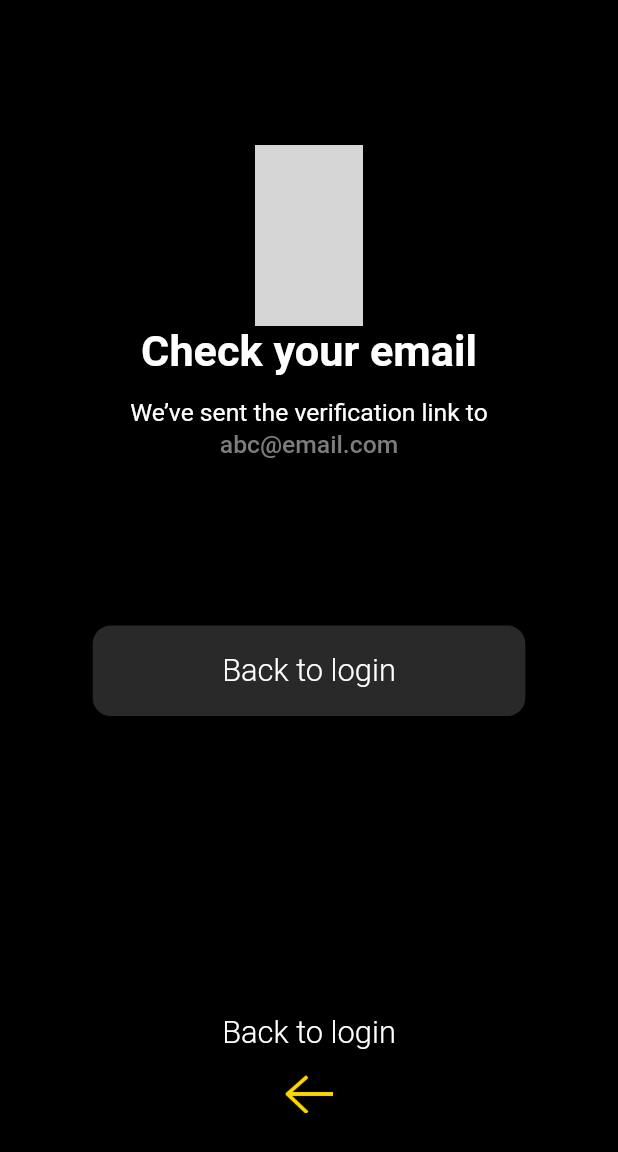
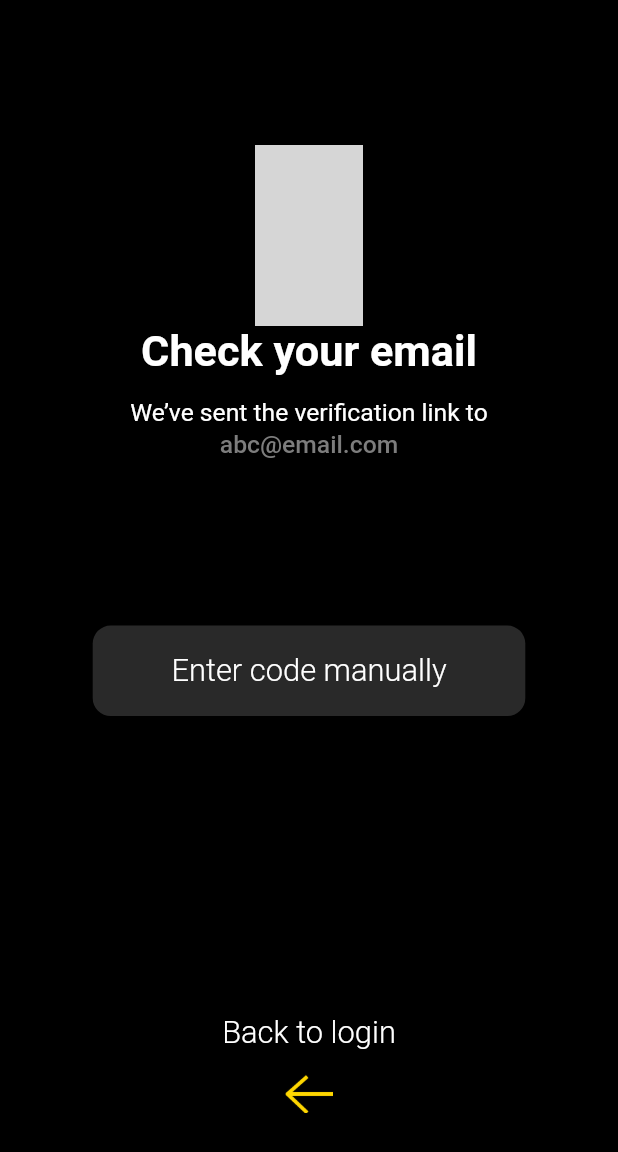
Before and after one commit to zolovio/makeup, a Flutter app: the EmailVerificationScreen screen opened by its route, on a phone screen of 412 x 824 dp. Shown: the top 1152 px of the screen. Run offline on Flutter 3.47's test engine with Material 2 defaults, Android fonts, the light colour scheme and no system bars; our stand-ins replace flutter_form_builder, flutter_riverpod, flutter_screenutil, flutter_spinkit, form_builder_validators, pinput; Roboto replaces fonts that are missing (GOTHIC); grey boxes are pictures that could not be loaded.

Commit message:
feat(email verification): fixed email verification screen with view model

```diff
--- a/lib/src/feature/auth/ui/email_verification/email_verification_screen.dart
+++ b/lib/src/feature/auth/ui/email_verification/email_verification_screen.dart
@@ -87,7 +87,7 @@ class _EmailVerificationScreenState extends State<EmailVerificationScreen> {
                   ),
                   child: Center(
                     child: Text(
-                      'Back to login',
+                      'Enter code manually',
                       style: AppDecoration.textStyle(
                           fontSize: 25.sp,
                           fontWeight: FontWeight.w300,
```
